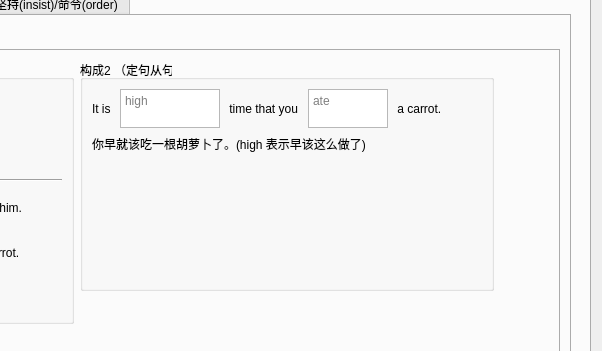
Above: ui/EnglishPractice.ui from SuWeipeng/EnglishPractice before the change; both pictures show x 438 to 1040 and y 121 to 472 of the 1040 by 696 pixel window. Below: the same form after it.
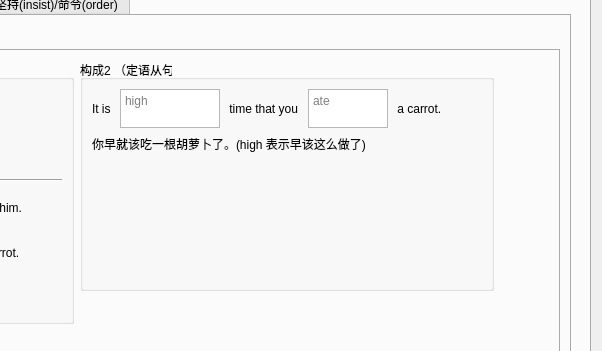
That is the form after the change. The open tabs and pages were chosen to show the change.

Commit message: 改正 ui 错别字

What changed in the file:
```diff
--- a/ui/EnglishPractice.ui
+++ b/ui/EnglishPractice.ui
@@ -1243,7 +1243,7 @@
                      <item>
                       <widget class="QGroupBox" name="groupBox_6">
                        <property name="title">
-                        <string>构成2 （定句从句）</string>
+                        <string>构成2 （定语从句）</string>
                        </property>
                        <layout class="QVBoxLayout" name="verticalLayout_20">
                         <item>
```
